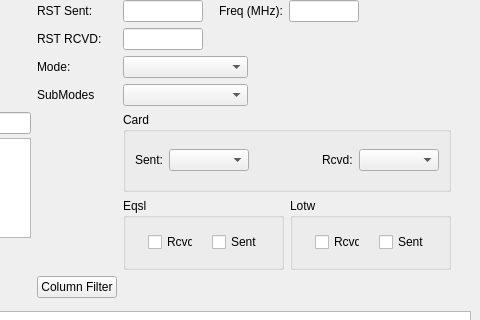
This is KissXPLog/logger_gui.ui in Punki/KissXPLog as Qt 5 draws it before an edit; both pictures show x 246 to 726 and y 103 to 423 of the 726 by 625 pixel window. The edited form follows.
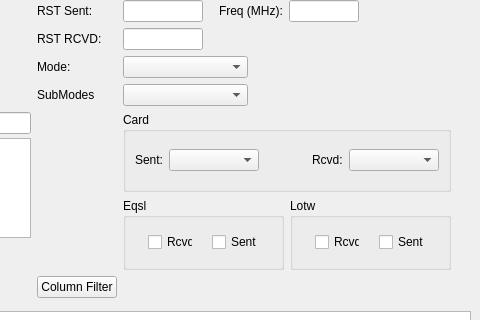
This is the edited form.

Diff of the .ui file:
```diff
--- a/KissXPLog/logger_gui.ui
+++ b/KissXPLog/logger_gui.ui
@@ -1004,7 +1004,7 @@
             <widget class="QComboBox" name="cbo_rcvd_options">
              <property name="minimumSize">
               <size>
-               <width>80</width>
+               <width>90</width>
                <height>22</height>
               </size>
              </property>
@@ -1034,7 +1034,7 @@
             <widget class="QComboBox" name="cbo_sent_options">
              <property name="minimumSize">
               <size>
-               <width>80</width>
+               <width>90</width>
                <height>22</height>
               </size>
              </property>
```
Left out of the diff: 2 changed lines with no effect on the pictures.
